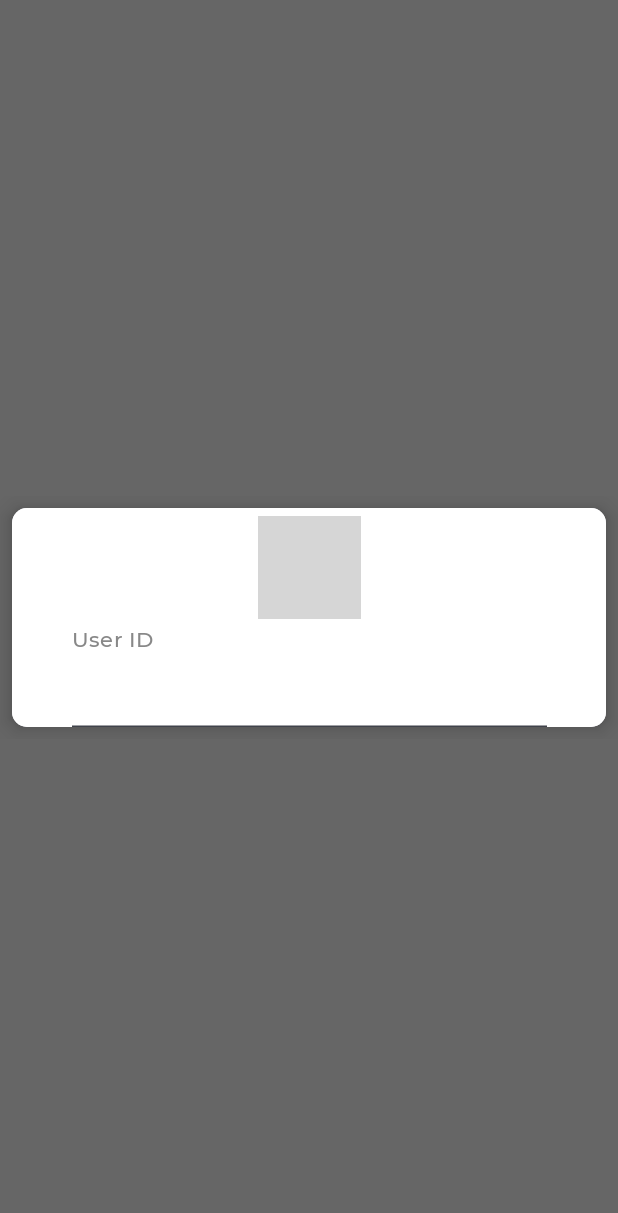
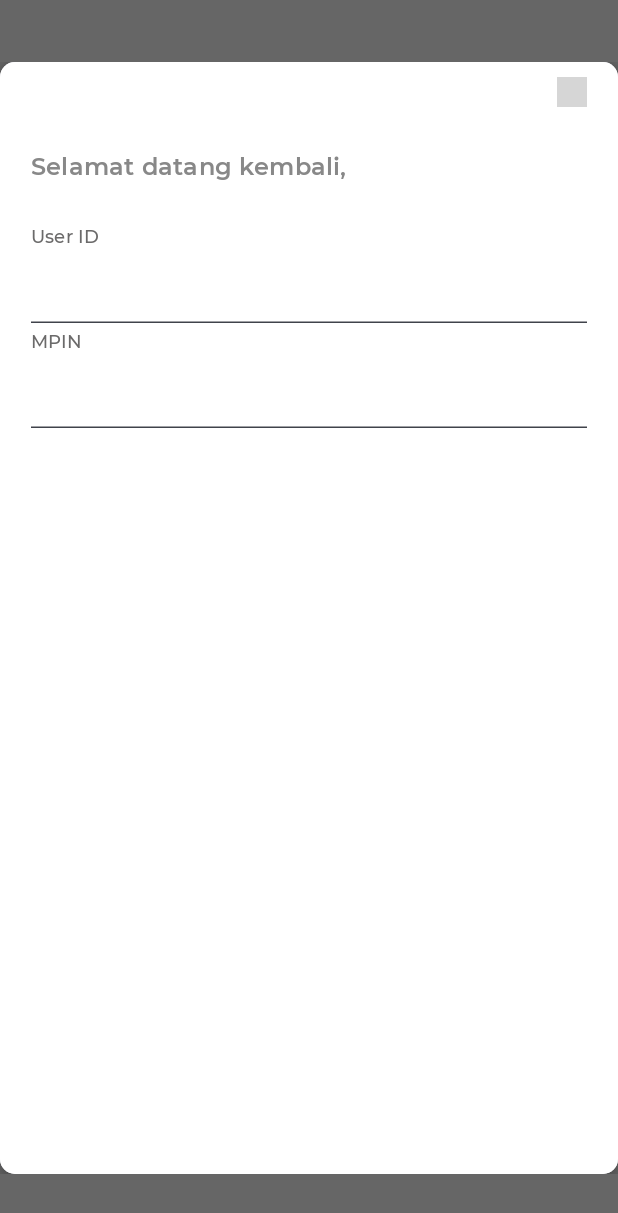
Before and after one commit to harisgaul7/TrialJetpackCompose, an Android app built with Jetpack Compose: the @Preview function DefaultPreview, on a phone screen of 412 x 824 dp. Shown: the top 1213 px of the screen. Run offline under Robolectric (Android 15) with nearby library versions, the phone set to English and light mode, and no system bars; Roboto replaces fonts that are not available here; 1 statement that could not run was skipped; grey boxes are pictures that could not be loaded.

Commit message:
feat : add login dialog

```diff
--- a/app/src/main/java/com/mountainbb/trialjetpackcompose/component/TextFieldWithLabel.kt
+++ b/app/src/main/java/com/mountainbb/trialjetpackcompose/component/TextFieldWithLabel.kt
@@ -18,6 +18,7 @@ import androidx.compose.runtime.remember
 import androidx.compose.ui.Alignment
 import androidx.compose.ui.ExperimentalComposeUiApi
 import androidx.compose.ui.Modifier
+import androidx.compose.ui.graphics.Color
 import androidx.compose.ui.graphics.Color.Companion.Gray
 import androidx.compose.ui.platform.LocalSoftwareKeyboardController
 import androidx.compose.ui.platform.SoftwareKeyboardController
@@ -55,13 +56,13 @@ fun TextFieldWithLabel(
         Text(
             text = labelTextField,
             modifier = Modifier
-                .fillMaxWidth(0.8f)
+                .fillMaxWidth()
                 .align(Alignment.CenterHorizontally),
-            color = Gray,
+            color = Color(0xFF6B6A6A),
             style = TextStyle(
                 fontFamily = MontserratFontFamily,
                 fontWeight = FontWeight.Medium,
-                fontSize = 14.sp,
+                fontSize = 12.sp,
                 lineHeight = 24.sp,
                 letterSpacing = 0.15.sp,
             )
@@ -73,7 +74,7 @@ fun TextFieldWithLabel(
                 valueEdit.value = it
             },
             modifier = Modifier
-                .fillMaxWidth(0.8f)
+                .fillMaxWidth()
                 .height(50.dp)
                 .indicatorLine(
                     enabled = true,
--- a/app/src/main/java/com/mountainbb/trialjetpackcompose/login/LoginScreen.kt
+++ b/app/src/main/java/com/mountainbb/trialjetpackcompose/login/LoginScreen.kt
@@ -1,35 +1,22 @@
 package com.mountainbb.trialjetpackcompose.login
 
-import android.app.Activity
 import androidx.compose.foundation.Image
 import androidx.compose.foundation.background
-import androidx.compose.foundation.border
 import androidx.compose.foundation.clickable
-import androidx.compose.foundation.layout.Arrangement
-import androidx.compose.foundation.layout.Box
 import androidx.compose.foundation.layout.Column
-import androidx.compose.foundation.layout.Row
+import androidx.compose.foundation.layout.Spacer
 import androidx.compose.foundation.layout.fillMaxHeight
-import androidx.compose.foundation.layout.fillMaxSize
 import androidx.compose.foundation.layout.fillMaxWidth
-import androidx.compose.foundation.layout.height
 import androidx.compose.foundation.layout.padding
 import androidx.compose.foundation.layout.size
 import androidx.compose.foundation.layout.width
 import androidx.compose.foundation.shape.RoundedCornerShape
-import androidx.compose.foundation.text.KeyboardOptions
-import androidx.compose.material.icons.Icons
-import androidx.compose.material.icons.filled.AccountCircle
 import androidx.compose.material3.Button
 import androidx.compose.material3.Card
 import androidx.compose.material3.CardDefaults
-import androidx.compose.material3.CardElevation
 import androidx.compose.material3.ExperimentalMaterial3Api
-import androidx.compose.material3.Icon
-import androidx.compose.material3.OutlinedButton
 import androidx.compose.material3.Surface
 import androidx.compose.material3.Text
-import androidx.compose.material3.TextField
 import androidx.compose.runtime.Composable
 import androidx.compose.runtime.getValue
 import androidx.compose.runtime.mutableStateOf
@@ -39,30 +26,20 @@ import androidx.compose.ui.Alignment
 import androidx.compose.ui.ExperimentalComposeUiApi
 import androidx.compose.ui.Modifier
 import androidx.compose.ui.focus.FocusRequester.Companion.createRefs
-import androidx.compose.ui.graphics.BlendMode.Companion.Color
-import androidx.compose.ui.res.colorResource
+import androidx.compose.ui.graphics.Color
+import androidx.compose.ui.res.painterResource
+import androidx.compose.ui.res.stringResource
 import androidx.compose.ui.text.TextStyle
-import androidx.compose.ui.text.input.KeyboardCapitalization
-import androidx.compose.ui.text.input.KeyboardType
-import androidx.compose.ui.text.input.TextFieldValue
+import androidx.compose.ui.text.font.FontWeight
 import androidx.compose.ui.tooling.preview.Preview
 import androidx.compose.ui.unit.dp
-import com.mountainbb.trialjetpackcompose.R
-import com.mountainbb.trialjetpackcompose.ui.theme.TrialJetpackComposeTheme
-import androidx.compose.ui.graphics.Color
-import androidx.compose.ui.graphics.Color.Companion.Black
-import androidx.compose.ui.graphics.Color.Companion.Gray
-import androidx.compose.ui.layout.ContentScale
-import androidx.compose.ui.res.painterResource
-import androidx.compose.ui.res.stringResource
-import androidx.compose.ui.text.font.FontFamily
-import androidx.compose.ui.unit.TextUnit
 import androidx.compose.ui.unit.sp
 import androidx.compose.ui.window.Dialog
 import androidx.compose.ui.window.DialogProperties
-import androidx.compose.ui.window.Popup
-import androidx.compose.ui.window.PopupProperties
+import com.mountainbb.trialjetpackcompose.R
 import com.mountainbb.trialjetpackcompose.component.TextFieldWithLabel
+import com.mountainbb.trialjetpackcompose.ui.theme.MontserratFontFamily
+import com.mountainbb.trialjetpackcompose.ui.theme.TrialJetpackComposeTheme
 
 @OptIn(ExperimentalComposeUiApi::class)
 @Composable
@@ -78,26 +55,16 @@ fun LoginCard(){
     Surface() {
         Column(
             modifier = Modifier
-                .width(300.dp)
-                .height(300.dp)
+                .fillMaxWidth()
         ) {
-            Image(
-                painter = painterResource(id = R.drawable.clear_gray),
+            Button(
+                onClick = { popupControl = !popupControl},
                 modifier = Modifier
-                    .fillMaxWidth(0.2f)
-                    .padding(5.dp)
                     .align(Alignment.CenterHorizontally)
-                    .clickable {
-                        popupControl = !popupControl
-                    },
-                contentDescription = null
-            )
-
-            TextFieldWithLabel(
-                labelTextField = stringResource(id = R.string.title_user_id),
-                placeHolder = userIdData
-            )
-
+                    .padding(top = 100.dp)
+            ) {
+                Text(text = "To Dialog")
+            }
         }
 
         if (popupControl) {
@@ -128,28 +95,56 @@ fun CustomAlertDialog(onDismiss: () -> Unit, onExit: () -> Unit) {
             shape = RoundedCornerShape(10.dp),
             // modifier = modifier.size(280.dp, 240.dp)
             modifier = Modifier
-                .fillMaxWidth()
-                .padding(8.dp),
+                .fillMaxWidth(),
             elevation = CardDefaults.cardElevation(8.dp)
         ) {
             Column(
                 Modifier
                     .fillMaxWidth()
-                    .background(androidx.compose.ui.graphics.Color.White)
+                    .fillMaxHeight(0.9f)
+                    .background(Color.White)
+            ) {
+                Column(
+                    Modifier
+                        .fillMaxWidth(0.9f)
+                        .align(Alignment.CenterHorizontally)
                 ) {
                     Image(
                         painter = painterResource(id = R.drawable.clear_gray),
                         modifier = Modifier
-                        .fillMaxWidth(0.2f)
-                        .padding(5.dp)
-                        .align(Alignment.CenterHorizontally),
+                            .align(Alignment.End)
+                            .padding(top = 10.dp)
+                            .width(20.dp),
                         contentDescription = null
+                    )
+
+                    Text(
+                        text = stringResource(id = R.string.title_welcome),
+                        style = TextStyle(
+                        fontFamily = MontserratFontFamily,
+                        fontWeight = FontWeight.Bold,
+                        fontSize = 16.sp,
+                        letterSpacing = 0.15.sp,
+                    ),
+                    modifier = Modifier
+                        .padding(top = 30.dp, bottom = 30.dp),
+                    color = Color(0xFF888888)
                     )
 
                     TextFieldWithLabel(
                         labelTextField = stringResource(id = R.string.title_user_id),
-                    placeHolder = "userIdData"
+                        placeHolder = "*****ama"
                     )
+
+                    Spacer(modifier = Modifier.size(5.dp))
+
+                    TextFieldWithLabel(
+                        labelTextField = stringResource(id = R.string.title_mpin),
+                        placeHolder = "MPIN"
+                    )
+
+                }
+
             }
         }
     }
--- a/app/src/main/res/values/strings.xml
+++ b/app/src/main/res/values/strings.xml
@@ -8,6 +8,11 @@
     <string name="title_bni">BNI</string>
     <string name="title_other_menu">Menu Lain</string>
     <string name="title_warning">Waspada</string>
+    <string name="title_welcome">Selamat datang kembali,</string>
     <string name="title_user_id">User ID</string>
+    <string name="title_mpin">MPIN</string>
+    <string name="title_save_user_id">Simpan User ID</string>
+    <string name="title_forgot_user_id">Lupa User ID?</string>
+    <string name="title_forgot_mpin">Lupa MPIN?</string>
     <string name="sign_in_create_account">Sign in or create an account</string>
 </resources>
```
Also changed, not shown: app/src/main/java/com/mountainbb/trialjetpackcompose/welcome/WelcomeScreen.kt (+174 -156 lines), app/src/main/res/drawable/checkbox_off.png (added), app/src/main/res/drawable/checkbox_on.jpg (added). Lines whose indentation alone changed are shown as unchanged.
